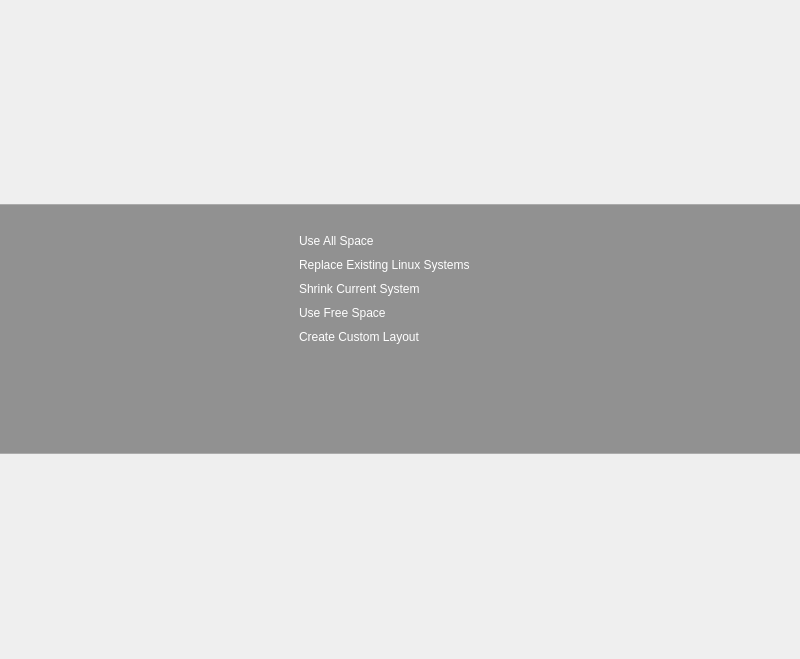
First picture: the form in yali-proximate/yali/gui/Ui/autopartwidget.ui, repository pars-linux/uludag, before the edit.
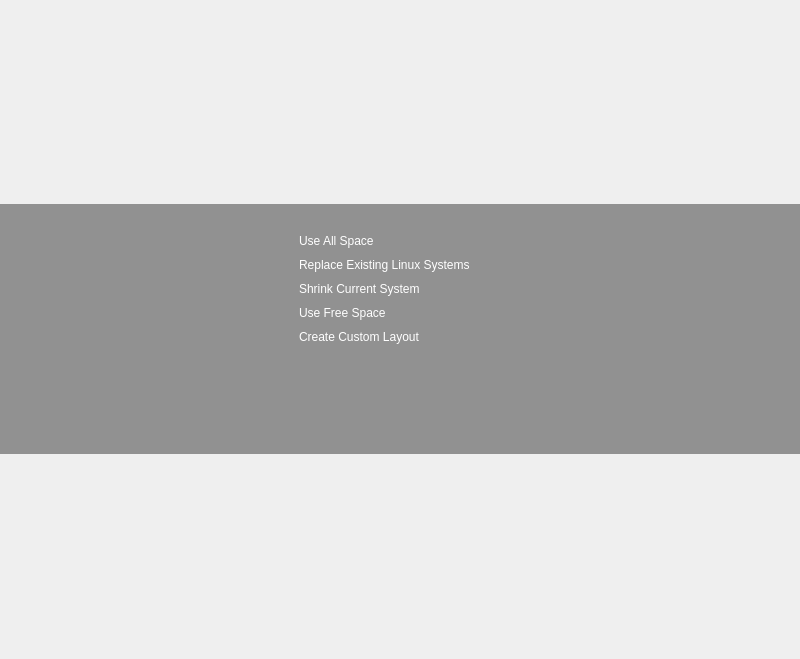
Second picture: the form after the edit. Icons and pictures are not drawn.

Patch:
```diff
--- a/yali-proximate/yali/gui/Ui/autopartwidget.ui
+++ b/yali-proximate/yali/gui/Ui/autopartwidget.ui
@@ -48,9 +48,8 @@
      </property>
      <property name="styleSheet">
       <string notr="true">#frame{
-background-color: rgba(0,0,0,100);
-border-top: 1px solid rgba(255,255,255,60);
-border-bottom: 1px solid rgba(255,255,255,60);
+	background-color: rgba(0,0,0,100);
+	background-repeat: no-repeat;
 }
 
 
```
Left out of the diff: 2 changed lines with no effect on the pictures.
